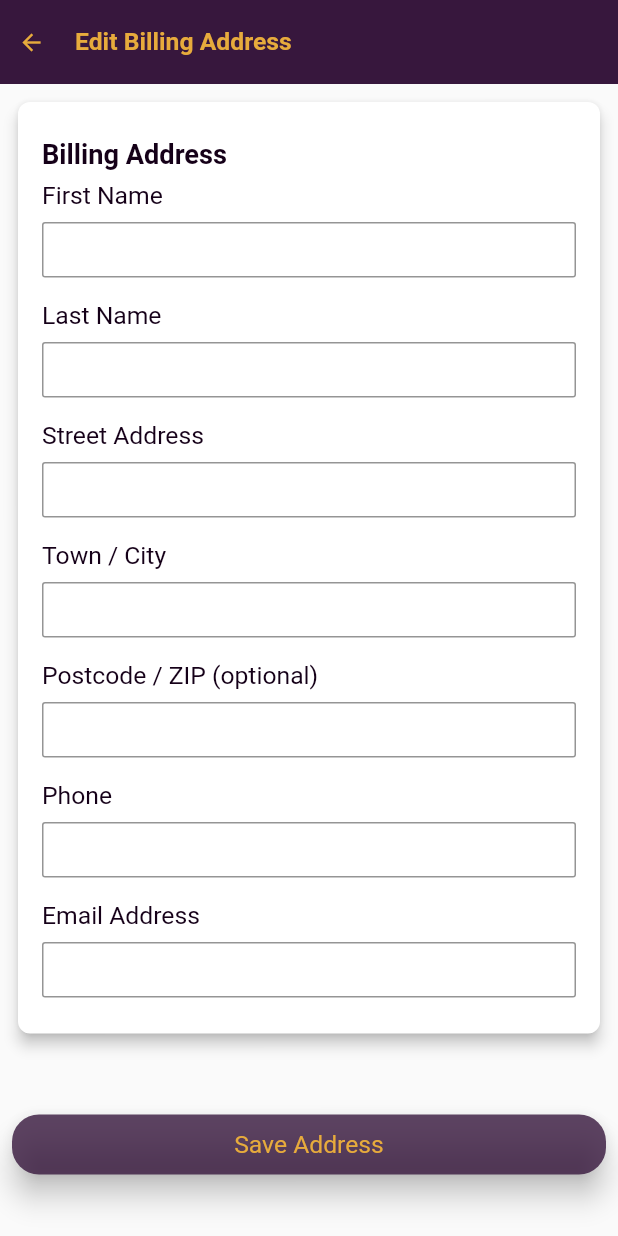
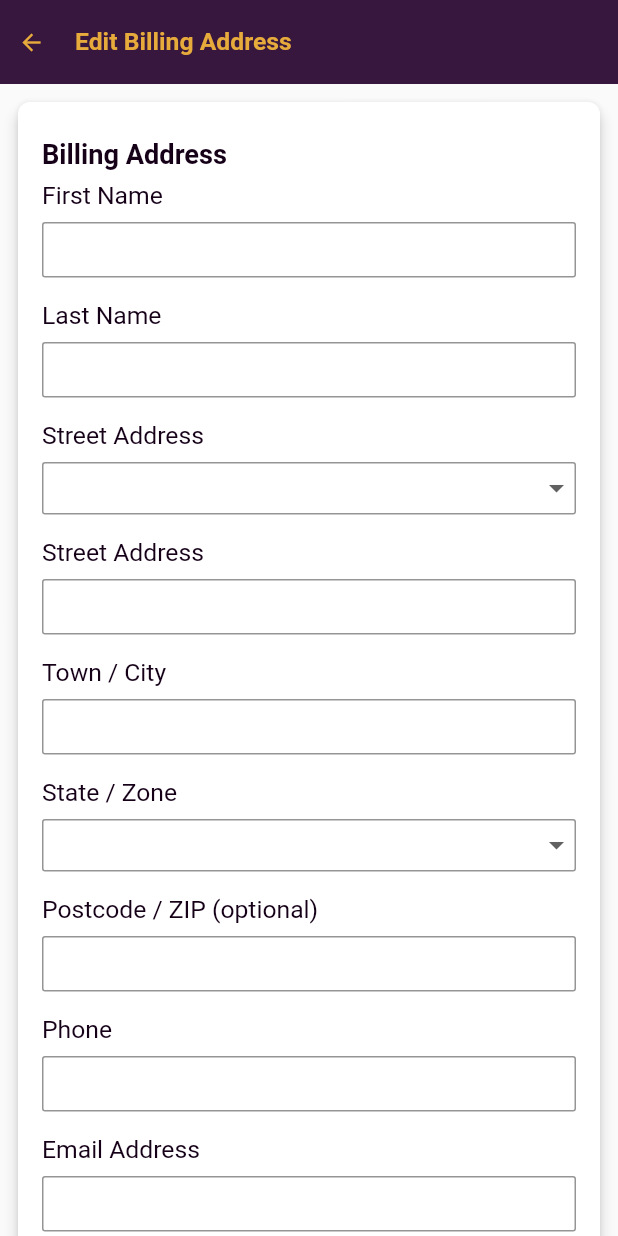
Before and after one commit to hemanta-rijal/murarkey-app, a Flutter app: the EditAddressWidget screen opened by its route, on a phone screen of 412 x 824 dp. Run offline on Flutter 3.47's test engine with Material 2 defaults, Android fonts, the phone set to English and light mode, and no system bars; our stand-ins replace carousel_slider, flutter_svg, websafe_svg; missing offline and left inert: dart:ffi; network calls fail.

Commit message:
Completed Edit billing Address UI

```diff
--- /dev/null
+++ b/murarkey_app/lib/custom_views/drop_down/DropDownWidget.dart
@@ -0,0 +1,52 @@
+import 'package:flutter/material.dart';
+import 'package:murarkey_app/utils/AppConstants.dart';
+import 'package:murarkey_app/utils/SizeConfig.dart';
+
+/**
+ * Created by Suman Prasad Neupane on 5/20/2021.
+ */
+
+dropDown1(
+    {@required List modelList,
+    @required value,
+    margin,
+    @required Function(dynamic) onChange}) {
+  return Container(
+      height: 35,
+      margin: margin ?? EdgeInsets.zero,
+      decoration: BoxDecoration(
+        shape: BoxShape.rectangle,
+        border: Border.all(width: 1, color: AppConstants.appColor.greyColor),
+        borderRadius: BorderRadius.all(Radius.circular(2)),
+      ),
+      child: StatefulBuilder(builder: (context, setState) {
+        return new DropdownButtonHideUnderline(
+            child: new DropdownButton(
+          items: modelList.map<DropdownMenuItem<String>>((model) {
+            return new DropdownMenuItem<String>(
+              value: model,
+              child: Padding(
+                padding: EdgeInsets.all(8),
+                child: textView(model),
+              ),
+            );
+          }).toList(),
+          value: value,
+          isExpanded: true,
+          onChanged: (changedValue) {
+            onChange.call(changedValue);
+          },
+        ));
+      }));
+}
+
+textView(String title) {
+  return Text(
+    title,
+    style: TextStyle(
+      color: AppConstants.appColor.textColor,
+      fontWeight: FontWeight.normal,
+      fontSize: SizeConfig.textMultiplier * 2.0,
+    ),
+  );
+}
--- a/murarkey_app/lib/repository/local/AccountDatas.dart
+++ b/murarkey_app/lib/repository/local/AccountDatas.dart
@@ -33,6 +33,9 @@ class AccountDatas{
       "name": "Logout",
       "imgIcon": Icons.logout
     }
+  ];
 
-  ];
+  static var countryList =  ["Nepal", "India", "China"];
+
+  static var zoneList =  ["Lumbini", "Gandakhi", "Koshi"];
 }
--- a/murarkey_app/lib/views/address/EditAddressWidget.dart
+++ b/murarkey_app/lib/views/address/EditAddressWidget.dart
@@ -1,7 +1,9 @@
 import 'package:murarkey_app/custom_views/CustomStatefulWidget.dart';
 import 'package:murarkey_app/custom_views/FlatStatefulButton.dart';
+import 'package:murarkey_app/custom_views/drop_down/DropDownWidget.dart';
 import 'package:murarkey_app/custom_views/text_view/TextFieldWidget.dart';
 import 'package:murarkey_app/custom_views/text_view/TextviewWidget.dart';
+import 'package:murarkey_app/repository/local/AccountDatas.dart';
 import 'package:murarkey_app/utils/Commons.dart';
 import 'package:murarkey_app/utils/Imports.dart';
 import 'package:murarkey_app/views/address/view_model/EditAddressViewModel.dart';
@@ -50,7 +52,18 @@ class _EditAddressWidgetState
                   margin: EdgeInsets.only(top: 8.0)),
 
               //Country / Region drp down
-
+              textView1(
+                  title: "Street Address", margin: EdgeInsets.only(top: 16)),
+              dropDown1(
+                  margin: EdgeInsets.only(top: 8.0),
+                  modelList: AccountDatas.countryList,
+                  value: viewModel.formCountry,
+                  onChange: (value) {
+                    setState(() {
+                      viewModel.formCountry =
+                      AccountDatas.countryList[AccountDatas.countryList.indexOf(value)];
+                    });
+                  }),
               //Street address
               textView1(
                   title: "Street Address", margin: EdgeInsets.only(top: 16)),
@@ -65,6 +78,18 @@ class _EditAddressWidgetState
                   margin: EdgeInsets.only(top: 8.0)),
 
               //State / Zone drp down
+              textView1(
+                  title: "State / Zone", margin: EdgeInsets.only(top: 16)),
+              dropDown1(
+                  margin: EdgeInsets.only(top: 8.0),
+                  modelList: AccountDatas.zoneList,
+                  value: viewModel.formStateOrZone,
+                  onChange: (value) {
+                    setState(() {
+                      viewModel.formStateOrZone =
+                      AccountDatas.zoneList[AccountDatas.zoneList.indexOf(value)];
+                    });
+                  }),
 
               //Postcode / ZIP (optional)
               textView1(
--- a/murarkey_app/lib/views/address/view_model/EditAddressViewModel.dart
+++ b/murarkey_app/lib/views/address/view_model/EditAddressViewModel.dart
@@ -13,6 +13,9 @@ class EditAddressViewModel{
   final TextEditingController formPhone = new TextEditingController();
   final TextEditingController formEmail = new TextEditingController();
 
+  String formCountry;
+  String formStateOrZone;
+
 //Country / Region drp down
 
 //Town / City
```
